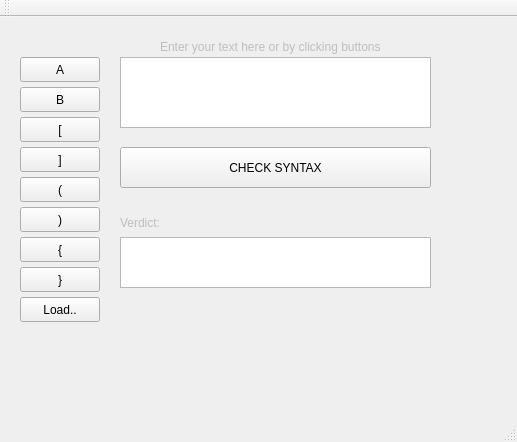
The window that SyntaxAnalyser/mainwindow.ui (Ksenox/AISD_8381) describes before a commit, drawn with Qt 5.
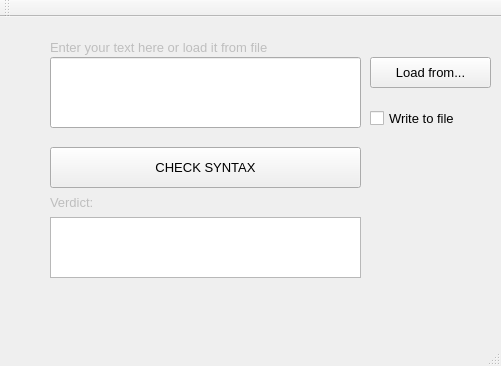
The same window after the commit.

Commit message: Lines starting

What changed in the file:
```diff
--- a/SyntaxAnalyser/mainwindow.ui
+++ b/SyntaxAnalyser/mainwindow.ui
@@ -6,10 +6,15 @@
    <rect>
     <x>0</x>
     <y>0</y>
-    <width>517</width>
-    <height>442</height>
+    <width>501</width>
+    <height>366</height>
    </rect>
   </property>
+  <property name="font">
+   <font>
+    <pointsize>10</pointsize>
+   </font>
+  </property>
   <property name="windowTitle">
    <string>Синтаксический анализатор</string>
   </property>
@@ -17,143 +22,26 @@
    <bool>false</bool>
   </property>
   <widget class="QWidget" name="centralWidget">
-   <widget class="QPushButton" name="A_button">
-    <property name="geometry">
-     <rect>
-      <x>20</x>
-      <y>40</y>
-      <width>80</width>
-      <height>25</height>
-     </rect>
-    </property>
-    <property name="text">
-     <string>A</string>
-    </property>
-   </widget>
-   <widget class="QPushButton" name="B_button">
-    <property name="geometry">
-     <rect>
-      <x>20</x>
-      <y>70</y>
-      <width>80</width>
-      <height>25</height>
-     </rect>
-    </property>
-    <property name="text">
-     <string>B</string>
-    </property>
-   </widget>
-   <widget class="QPushButton" name="Square_left_button">
-    <property name="geometry">
-     <rect>
-      <x>20</x>
-      <y>100</y>
-      <width>80</width>
-      <height>25</height>
-     </rect>
-    </property>
-    <property name="text">
-     <string>[</string>
-    </property>
-   </widget>
-   <widget class="QPushButton" name="Square_right_button">
-    <property name="geometry">
-     <rect>
-      <x>20</x>
-      <y>130</y>
-      <width>80</width>
-      <height>25</height>
-     </rect>
-    </property>
-    <property name="text">
-     <string>]</string>
-    </property>
-   </widget>
-   <widget class="QPushButton" name="Circle_left_button">
-    <property name="geometry">
-     <rect>
-      <x>20</x>
-      <y>160</y>
-      <width>80</width>
-      <height>25</height>
-     </rect>
-    </property>
-    <property name="text">
-     <string>(</string>
-    </property>
-   </widget>
-   <widget class="QPushButton" name="Circle_right_button">
-    <property name="geometry">
-     <rect>
-      <x>20</x>
-      <y>190</y>
-      <width>80</width>
-      <height>25</height>
-     </rect>
-    </property>
-    <property name="text">
-     <string>)</string>
-    </property>
-   </widget>
-   <widget class="QPushButton" name="Waving_left_button">
-    <property name="geometry">
-     <rect>
-      <x>20</x>
-      <y>220</y>
-      <width>80</width>
-      <height>25</height>
-     </rect>
-    </property>
-    <property name="text">
-     <string>{</string>
-    </property>
-   </widget>
-   <widget class="QPushButton" name="Waving_right_button">
-    <property name="geometry">
-     <rect>
-      <x>20</x>
-      <y>250</y>
-      <width>80</width>
-      <height>25</height>
-     </rect>
-    </property>
-    <property name="text">
-     <string>}</string>
-    </property>
-   </widget>
-   <widget class="QTextBrowser" name="Input_text_field">
-    <property name="geometry">
-     <rect>
-      <x>120</x>
-      <y>40</y>
-      <width>311</width>
-      <height>71</height>
-     </rect>
-    </property>
-    <property name="readOnly">
-     <bool>false</bool>
-    </property>
-   </widget>
    <widget class="QLabel" name="label">
     <property name="enabled">
      <bool>false</bool>
     </property>
     <property name="geometry">
      <rect>
-      <x>160</x>
+      <x>50</x>
       <y>20</y>
-      <width>291</width>
+      <width>311</width>
       <height>20</height>
      </rect>
     </property>
     <property name="text">
-     <string>Enter your text here or by clicking buttons</string>
+     <string>Enter your text here or load it from file</string>
     </property>
    </widget>
    <widget class="QPushButton" name="Check_syntax_button">
     <property name="geometry">
      <rect>
-      <x>120</x>
+      <x>50</x>
       <y>130</y>
       <width>311</width>
       <height>41</height>
@@ -166,12 +54,18 @@
    <widget class="QTextBrowser" name="Answer_text_field">
     <property name="geometry">
      <rect>
-      <x>120</x>
-      <y>220</y>
+      <x>50</x>
+      <y>200</y>
       <width>311</width>
-      <height>51</height>
+      <height>61</height>
      </rect>
     </property>
+    <property name="font">
+     <font>
+      <family>Times New Roman</family>
+      <pointsize>11</pointsize>
+     </font>
+    </property>
     <property name="readOnly">
      <bool>true</bool>
     </property>
@@ -182,8 +76,8 @@
     </property>
     <property name="geometry">
      <rect>
-      <x>120</x>
-      <y>190</y>
+      <x>50</x>
+      <y>170</y>
       <width>221</width>
       <height>31</height>
      </rect>
@@ -195,30 +89,54 @@
    <widget class="QPushButton" name="Load_from_file_button">
     <property name="geometry">
      <rect>
-      <x>20</x>
-      <y>280</y>
-      <width>80</width>
-      <height>25</height>
+      <x>370</x>
+      <y>40</y>
+      <width>121</width>
+      <height>31</height>
      </rect>
     </property>
     <property name="text">
-     <string>Load..</string>
+     <string>Load from...</string>
     </property>
    </widget>
-   <zorder>Square_right_button</zorder>
-   <zorder>A_button</zorder>
-   <zorder>B_button</zorder>
-   <zorder>Square_left_button</zorder>
-   <zorder>Circle_left_button</zorder>
-   <zorder>Circle_right_button</zorder>
-   <zorder>Waving_left_button</zorder>
-   <zorder>Waving_right_button</zorder>
-   <zorder>Input_text_field</zorder>
-   <zorder>label</zorder>
-   <zorder>Check_syntax_button</zorder>
-   <zorder>Answer_text_field</zorder>
-   <zorder>Answer_label</zorder>
-   <zorder>Load_from_file_button</zorder>
+   <widget class="QLineEdit" name="Input_text_field">
+    <property name="geometry">
+     <rect>
+      <x>50</x>
+      <y>40</y>
+      <width>311</width>
+      <height>71</height>
+     </rect>
+    </property>
+    <property name="font">
+     <font>
+      <family>Times New Roman</family>
+      <pointsize>20</pointsize>
+     </font>
+    </property>
+    <property name="maxLength">
+     <number>100</number>
+    </property>
+   </widget>
+   <widget class="QCheckBox" name="File_output_flag">
+    <property name="geometry">
+     <rect>
+      <x>370</x>
+      <y>90</y>
+      <width>121</width>
+      <height>22</height>
+     </rect>
+    </property>
+    <property name="text">
+     <string>Write to file</string>
+    </property>
+    <property name="checkable">
+     <bool>true</bool>
+    </property>
+    <property name="checked">
+     <bool>false</bool>
+    </property>
+   </widget>
   </widget>
   <widget class="QMenuBar" name="menuBar">
    <property name="geometry">
```
Left out of the diff: 4 changed lines with no effect on the pictures. The commit also changes 10 other files.
